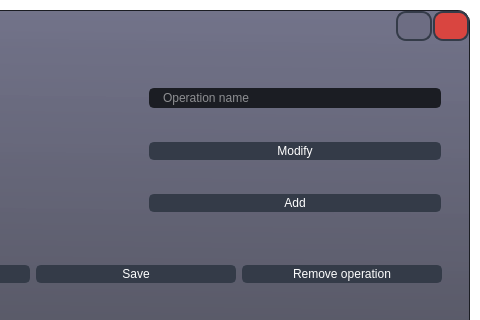
Old version of the form damaker_gui/windows/MainWindow.ui in the repository sebbeutler/DAMAKER_old; both pictures show x 621 to 1101 and y 0 to 320 of the 1101 by 871 pixel window.
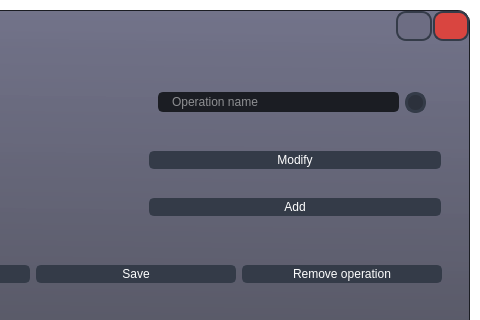
New version of the form. Icons and pictures are not drawn.

What changed in the file:
```diff
--- a/damaker_gui/windows/MainWindow.ui
+++ b/damaker_gui/windows/MainWindow.ui
@@ -1342,6 +1342,15 @@
                    </property>
                    <layout class="QVBoxLayout" name="verticalLayout_4">
                     <item>
+                     <widget class="QFrame" name="pipline_settings_top">
+                      <property name="sizePolicy">
+                       <sizepolicy hsizetype="Preferred" vsizetype="Fixed">
+                        <horstretch>0</horstretch>
+                        <verstretch>0</verstretch>
+                       </sizepolicy>
+                      </property>
+                      <layout class="QHBoxLayout" name="pipeline_settings_layout_top">
+                       <item>
                      <widget class="QLineEdit" name="edit_operation_name">
                       <property name="enabled">
                        <bool>true</bool>
@@ -1358,6 +1367,22 @@
                       <property name="placeholderText">
                        <string>Operation name</string>
                       </property>
+                        </widget>
+                       </item>
+                       <item>
+                        <widget class="QCheckBox" name="checkbox_enabled">
+                         <property name="text">
+                          <string/>
+                         </property>
+                         <property name="checked">
+                          <bool>true</bool>
+                         </property>
+                         <property name="tristate">
+                          <bool>false</bool>
+                         </property>
+                        </widget>
+                       </item>
+                      </layout>
                      </widget>
                     </item>
                     <item>
```
Lines whose indentation alone changed are shown as unchanged.
